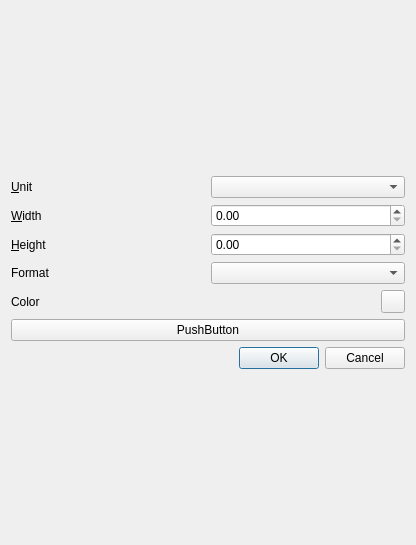
This is sources/Forms/resizescenedialog.ui in jose94752/ClipEdit as Qt 5 draws it before an edit. The edited form follows.
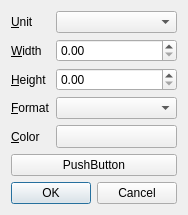
This is the edited form. Custom widgets are drawn as their Qt base class.

The edit to the form file:
```diff
--- a/sources/Forms/resizescenedialog.ui
+++ b/sources/Forms/resizescenedialog.ui
@@ -6,19 +6,17 @@
    <rect>
     <x>0</x>
     <y>0</y>
-    <width>416</width>
-    <height>545</height>
+    <width>174</width>
+    <height>204</height>
    </rect>
   </property>
   <property name="windowTitle">
    <string>Resize scene</string>
   </property>
-  <layout class="QVBoxLayout" name="verticalLayout_2">
-   <item>
     <layout class="QVBoxLayout" name="verticalLayout">
      <item>
-      <layout class="QHBoxLayout" name="horizontalLayout">
-       <item>
+    <layout class="QFormLayout" name="formLayout">
+     <item row="0" column="0">
         <widget class="QLabel" name="labelUnit">
          <property name="text">
           <string>&amp;Unit</string>
@@ -28,14 +26,10 @@
          </property>
         </widget>
        </item>
-       <item>
+     <item row="0" column="1">
         <widget class="QComboBox" name="comboBoxUnit"/>
        </item>
-      </layout>
-     </item>
-     <item>
-      <layout class="QHBoxLayout" name="horizontalLayout_2">
-       <item>
+     <item row="1" column="0">
         <widget class="QLabel" name="labelWidth">
          <property name="text">
           <string>&amp;Width</string>
@@ -45,18 +39,14 @@
          </property>
         </widget>
        </item>
-       <item>
+     <item row="1" column="1">
         <widget class="QDoubleSpinBox" name="doubleSpinBoxWidth">
          <property name="maximum">
           <double>10000.000000000000000</double>
          </property>
         </widget>
        </item>
-      </layout>
-     </item>
-     <item>
-      <layout class="QHBoxLayout" name="horizontalLayout_3">
-       <item>
+     <item row="2" column="0">
         <widget class="QLabel" name="labelHeight">
          <property name="text">
           <string>&amp;Height</string>
@@ -66,40 +56,44 @@
          </property>
         </widget>
        </item>
-       <item>
+     <item row="2" column="1">
         <widget class="QDoubleSpinBox" name="doubleSpinBoxHeight">
          <property name="maximum">
           <double>10000.000000000000000</double>
          </property>
         </widget>
        </item>
-      </layout>
-     </item>
-     <item>
-      <layout class="QHBoxLayout" name="horizontalLayout_4">
-       <item>
+     <item row="3" column="0">
         <widget class="QLabel" name="label_format">
          <property name="text">
-          <string>Format</string>
+        <string>&amp;Format</string>
+       </property>
+       <property name="buddy">
+        <cstring>comboBox_format</cstring>
          </property>
         </widget>
        </item>
-       <item>
+     <item row="3" column="1">
         <widget class="QComboBox" name="comboBox_format"/>
        </item>
-      </layout>
-     </item>
-     <item>
-      <layout class="QHBoxLayout" name="horizontalLayout_5">
-       <item>
+     <item row="4" column="0">
         <widget class="QLabel" name="label_color">
          <property name="text">
-          <string>Color</string>
+        <string>&amp;Color</string>
+       </property>
+       <property name="buddy">
+        <cstring>colorButton</cstring>
          </property>
         </widget>
        </item>
-       <item>
+     <item row="4" column="1">
         <widget class="ColorButton" name="colorButton">
+       <property name="sizePolicy">
+        <sizepolicy hsizetype="Expanding" vsizetype="Fixed">
+         <horstretch>0</horstretch>
+         <verstretch>0</verstretch>
+        </sizepolicy>
+       </property>
          <property name="text">
           <string/>
          </property>
@@ -116,6 +110,12 @@
      </item>
      <item>
       <widget class="QDialogButtonBox" name="buttonBox">
+     <property name="sizePolicy">
+      <sizepolicy hsizetype="Fixed" vsizetype="Fixed">
+       <horstretch>0</horstretch>
+       <verstretch>0</verstretch>
+      </sizepolicy>
+     </property>
        <property name="orientation">
         <enum>Qt::Horizontal</enum>
        </property>
@@ -123,8 +123,6 @@
         <set>QDialogButtonBox::Cancel|QDialogButtonBox::Ok</set>
        </property>
       </widget>
-     </item>
-    </layout>
    </item>
   </layout>
  </widget>
```
Lines whose indentation alone changed are shown as unchanged.
